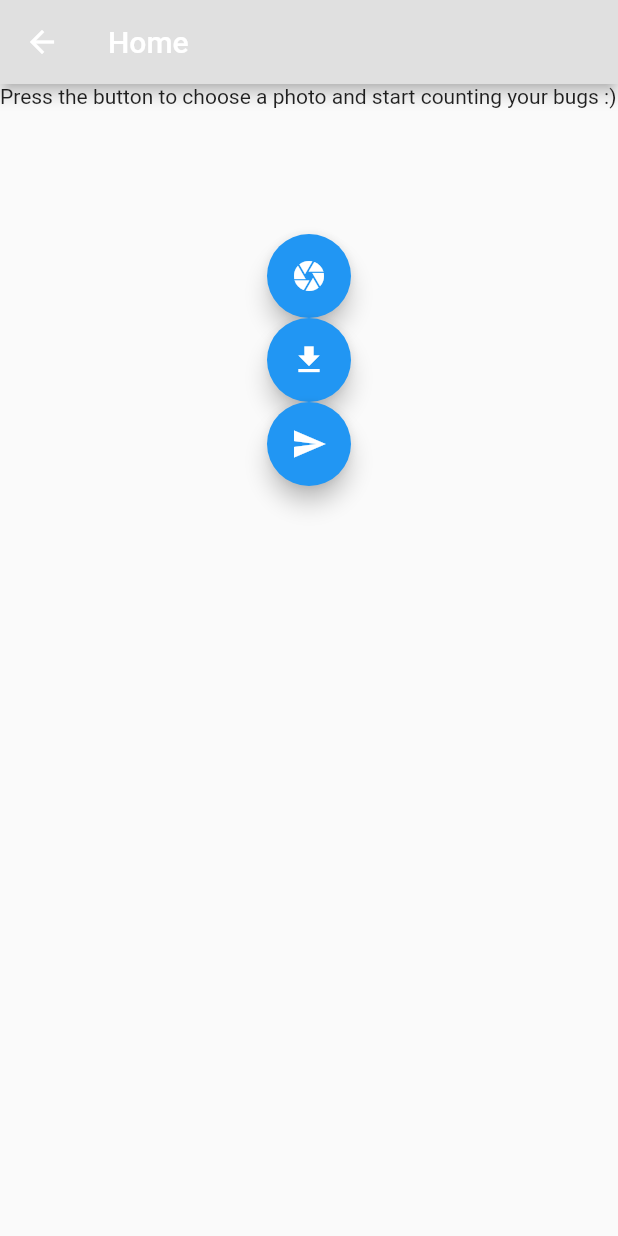
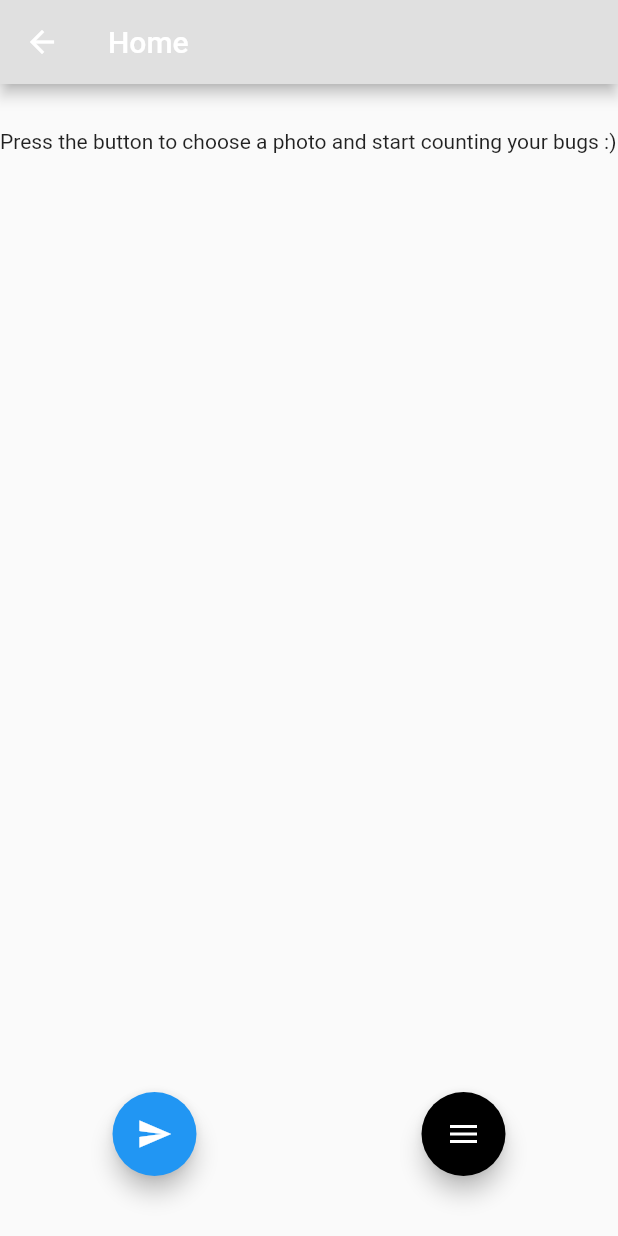
Before and after one commit to HackerSchool/count-my-bugs, a Flutter app: the FirstPage screen opened directly, on a phone screen of 412 x 824 dp. Run offline on Flutter 3.47's test engine with Material 2 defaults, Android fonts, the light colour scheme and no system bars; drawn by our look-alikes of flutter_speed_dial; our stand-ins replace image_picker.

Commit message:
Novos butoes e erro corrigido

```diff
--- a/lib/futuro.dart
+++ b/lib/futuro.dart
@@ -1,6 +1,7 @@
 import 'dart:io';
 import 'package:flutter/foundation.dart';
 import 'package:flutter/material.dart';
+import 'package:flutter_speed_dial/flutter_speed_dial.dart';
 import 'package:image_picker/image_picker.dart';
 import 'package:http/http.dart' as http;
 import 'dart:convert';
@@ -20,25 +21,40 @@ class _FirstPageState extends State<FirstPage> {
 
 String final_response = "aaaa";
 final picker = ImagePicker();
-int check_image = 0;             // verifica se alguma imagem foi selcionada (Sim == 1; Nao == 0)
+int check_image = 1;             // verifica se alguma imagem foi selcionada (Sim == 1; Nao == 0)
 //File? file;                   //variavel do tipo ficheiro que guarda a imagem que sai da funçao, caso nao web
 Uint8List web_image = Uint8List(8); // guarda a imagem que sai da funçao caso web
-
+Uint8List b = Uint8List(8);
+final isDialOpen = ValueNotifier(false);
 
   @override
   Widget build(BuildContext context) {
-    return Scaffold(
+    return WillPopScope(                  //isto serve para quando se carregar na seta de voltar atras com o menu aberto, sairmos do menu
+                                          // em vez de sairmos da aplicaçao
+      onWillPop: ()async{
+        if(isDialOpen.value){
+
+          isDialOpen.value = false;
+          return false;
+        }
+        else{
+          return true;
+        }
+      },
+      child: Scaffold(
         appBar: AppBar(
           title: Text("Home"),
           backgroundColor: Colors.grey[300],
         ),
         body: Column(
+          mainAxisAlignment: MainAxisAlignment.spaceBetween,
           children: [
             SizedBox(
               height: 100,
               width: 500,
-            child: check_image == 0?
+              child: listEquals(web_image, b)?
               Container(
+                padding: EdgeInsets.only(top: 30),
                 child: Text(
                   'Press the button to choose a photo and start counting your bugs :)'
                 )
@@ -47,7 +63,12 @@ Uint8List web_image = Uint8List(8); // guarda a imagem que sai da funçao caso w
                 Image.memory(web_image, fit: BoxFit.cover),
             ),
 
-          FloatingActionButton(
+            Container(
+              padding: EdgeInsets.only(bottom: 40),
+              child: Row(
+                mainAxisAlignment: MainAxisAlignment.spaceAround,
+                children: [
+                 /* FloatingActionButton(
                     onPressed: () async{
                         var a = await F().getImage(true, web_image);           //A camera n esta a funcionar em web, mas funciona com o Android
 
@@ -69,7 +90,7 @@ Uint8List web_image = Uint8List(8); // guarda a imagem que sai da funçao caso w
                         });
                     },
                     child: Icon(Icons.file_download),
-          ),
+                  ), */
 
 
 
@@ -85,10 +106,56 @@ Uint8List web_image = Uint8List(8); // guarda a imagem que sai da funçao caso w
                       });
                     },
                   ),
+
+                  SpeedDial(
+                    animatedIcon: AnimatedIcons.menu_close, //por os botoes bonitos
+                    backgroundColor: Colors.black,
+                    overlayColor: Colors.black,
+                    overlayOpacity: 0.4,
+                    spacing: 10,
+                    spaceBetweenChildren: 12,
+                    openCloseDial: isDialOpen,    //isto serve para quando se carregar na seta de voltar atras com o menu aberto, sairmos do menu
+                                                  // em vez de sairmos da aplicaçao
+                    children: [
+                      SpeedDialChild(
+                        child: Icon(Icons.file_download),
+                        label: 'Galeria',
+                        onTap: ()async{
+                          var a = await F().getImage(false, web_image);
+
+                        setState(() {
+                          web_image = a;
+                          check_image = 1;
+                        });
+                        }
+                      ),
+
+                      SpeedDialChild(
+                        child: Icon(Icons.camera),
+                        label: 'Camera',
+                        onTap: ()async{
+
+                        var a = await F().getImage(true, web_image);           //A camera n esta a funcionar em web, mas funciona com o Android
+
+                        setState(() {
+
+                          print(web_image);
+                          web_image = a;
+                          check_image = 1;
+
+                        });
+                        },
+                      )
+                    ],
+                  )
+                ],
+              ),
+            ),
             //Text(final_response), // mostra-se a string modificada
 
           ],
         )
+      ),
     );
   }
 }
--- a/pubspec.yaml
+++ b/pubspec.yaml
@@ -38,7 +38,7 @@ dependencies:
   cupertino_icons: ^1.0.2
   image_picker: ^0.8.7+5
   http: ^0.13.5
-
+  flutter_speed_dial: ^4.3.0
 
 
 dev_dependencies:
```
Also changed, not shown: pubspec.lock, 6 other files. Lines whose indentation alone changed are shown as unchanged.
